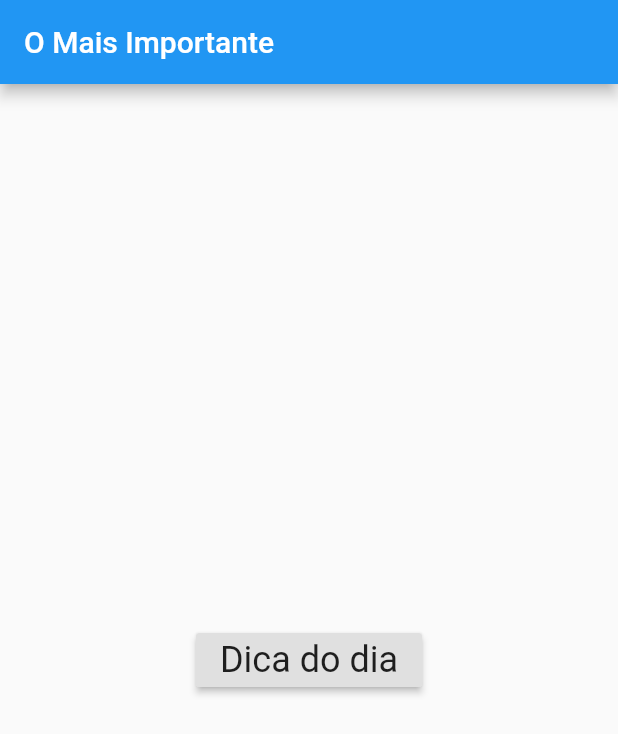
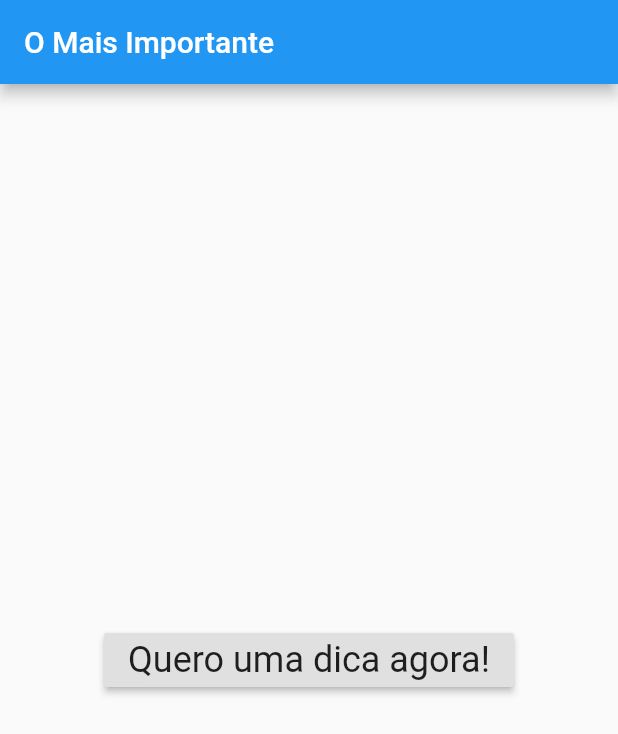
Before and after one commit to evandrojr/o-mais-importante, a Flutter app: the screen it shows after launch, on a phone screen of 412 x 824 dp. Shown: the top 734 px of the screen. Run offline on Flutter 3.47's test engine with Material 2 defaults, Android fonts, the phone set to English and light mode, and no system bars; our stand-ins replace flutter_local_notifications.

Commit message:
Versão funcional readolny

```diff
--- a/lib/main.dart
+++ b/lib/main.dart
@@ -51,7 +51,7 @@ var dicas = [
 // Amor para a família: 3x por semana
 
   "Ligar para os pais",
-"Visitar os pais"
+  "Visitar os pais",
   "Presentear algum familiar",
   "Levar pais no médico",
   "Levar a família no zoológico ou no parque",
@@ -82,23 +82,12 @@ var dicas = [
 // Levar para passear
 // Dar banho
 // Cortar as unhas
-
-
 ];
 
-
-
-
-
-
-String sorteio(){
-
+String sorteio() {
   var rng = new Random();
-
-
   return dicas[rng.nextInt(dicas.length)];
 }
-
 
 class _MyAppState extends State<MyApp> {
   FlutterLocalNotificationsPlugin flutterLocalNotificationsPlugin;
@@ -106,12 +95,31 @@ class _MyAppState extends State<MyApp> {
   @override
   void initState() {
     super.initState();
-    flutterLocalNotificationsPlugin = new FlutterLocalNotificationsPlugin();
+    this.flutterLocalNotificationsPlugin =
+        new FlutterLocalNotificationsPlugin();
     var android = new AndroidInitializationSettings('@mipmap/ic_launcher');
     var iOS = new IOSInitializationSettings();
     var initializationSettings = InitializationSettings(android, iOS);
-    flutterLocalNotificationsPlugin.initialize(initializationSettings,
+    this.flutterLocalNotificationsPlugin.initialize(initializationSettings,
         onSelectNotification: onSelectNotification);
+    setDayly();
+  }
+
+  setDayly() async {
+    var time = new Time(8, 4, 0);
+
+    String dica = sorteio();
+
+    var androidPlatformChannelSpecifics = new AndroidNotificationDetails(
+        'repeatDailyAtTime channel id',
+        'repeatDailyAtTime channel name',
+        'repeatDailyAtTime description');
+    var iOSPlatformChannelSpecifics = new IOSNotificationDetails();
+    var platformChannelSpecifics = new NotificationDetails(
+        androidPlatformChannelSpecifics, iOSPlatformChannelSpecifics);
+    await flutterLocalNotificationsPlugin.showDailyAtTime(
+        0, 'Dica do dia:', dica, time, platformChannelSpecifics,
+        payload: 'Dica do dia:\n\n$dica');
   }
 
   Future onSelectNotification(String payload) async {
@@ -127,28 +135,6 @@ class _MyAppState extends State<MyApp> {
             ));
   }
 
-  // Future onSelectNotification(String payload) {
-  //   debugPrint("payload: $payload");
-  //   showDialog(
-  //       context: context,
-  //       builder: (_) => new AlertDialog(
-  //             title: new Text('Notification'),
-  //             content: new Text('$payload'),
-  //           ));
-  // }
-
-  Future onDidRecieveLocalNotification(
-      int id, String title, String body, String payload) async {
-    // display a dialog with the notification details, tap ok to go to another page
-    //   debugPrint("payload: $payload");
-    //   return showDialog(
-    //       context: context,
-    //       builder: (_) => new AlertDialog(
-    //             title: new Text('Notification'),
-    //             content: new Text('$payload'),
-    //           ));
-  }
-
   @override
   Widget build(BuildContext context) {
     return Scaffold(
@@ -158,7 +144,7 @@ class _MyAppState extends State<MyApp> {
       body: new Center(
           child: new RaisedButton(
         onPressed: showNotification,
-        child: new Text('Dica do dia',
+        child: new Text('Quero uma dica agora!',
             style: Theme.of(context).textTheme.headline),
       )),
     );
@@ -173,8 +159,15 @@ class _MyAppState extends State<MyApp> {
         androidPlatformChannelSpecifics, iOSPlatformChannelSpecifics);
     String dica = sorteio();
     await flutterLocalNotificationsPlugin.show(
-        0, 'Dica do dia:', dica , platformChannelSpecifics,
-        payload: 'Dica do dia:\n$dica');
+        0, 'Dica do dia:', dica, platformChannelSpecifics,
+        payload: 'Dica do dia:\n\n$dica');
+
+    showDialog(
+        context: context,
+        builder: (_) => new AlertDialog(
+              title: new Text('#ficaadica'),
+              content: new Text('Dica do dia:\n\n$dica'),
+            ));
 
     // var android = AndroidNotificationDetails(
     //     'channel Id', 'channel NANE', 'channel Description');
```
Lines whose indentation alone changed are shown as unchanged.
